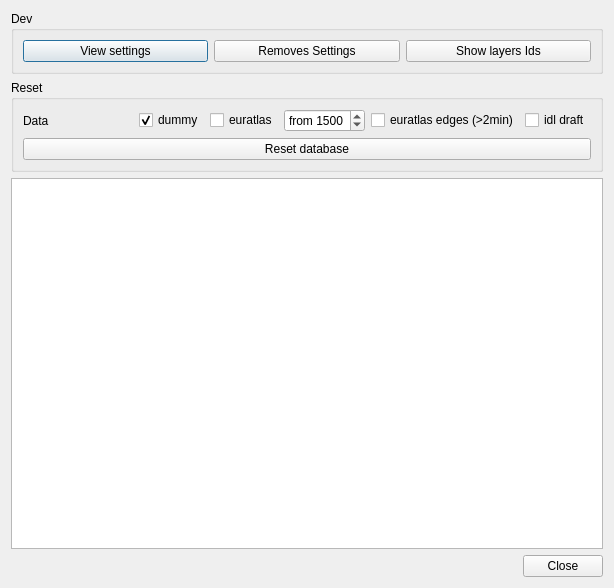
Before: the Qt Designer form ui/debug.ui in dhlab-epfl/GlobalAtlas-qgis, drawn with Qt 5.
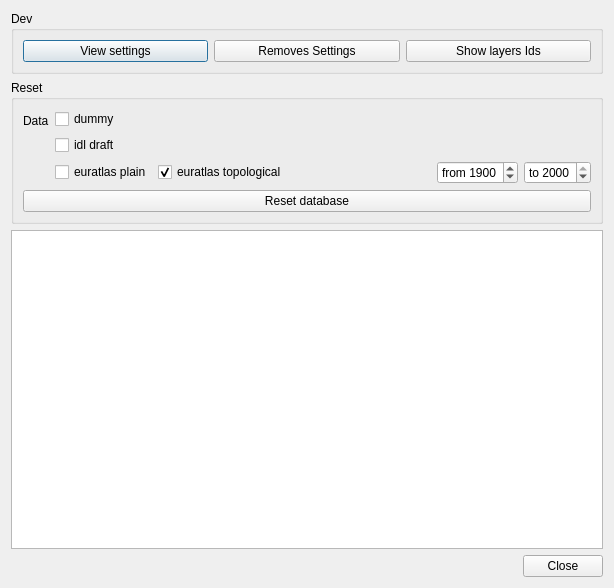
After: the same form once the commit is applied.

Commit message: [imports] params for euratlas edges

```diff
--- a/ui/debug.ui
+++ b/ui/debug.ui
@@ -50,8 +50,70 @@
       <string>Reset</string>
      </property>
      <layout class="QFormLayout" name="formLayout">
+      <item row="1" column="0">
+       <widget class="QLabel" name="label">
+        <property name="text">
+         <string>Data</string>
+        </property>
+       </widget>
+      </item>
+      <item row="4" column="0" colspan="2">
+       <widget class="QPushButton" name="resetButton">
+        <property name="text">
+         <string>Reset database</string>
+        </property>
+       </widget>
+      </item>
       <item row="1" column="1">
-       <layout class="QHBoxLayout" name="horizontalLayout">
+       <layout class="QVBoxLayout" name="verticalLayout_2">
+        <item>
+         <widget class="QCheckBox" name="dummyDataCheckBox">
+          <property name="layoutDirection">
+           <enum>Qt::LeftToRight</enum>
+          </property>
+          <property name="text">
+           <string>dummy</string>
+          </property>
+          <property name="checked">
+           <bool>false</bool>
+          </property>
+         </widget>
+        </item>
+        <item>
+         <widget class="QCheckBox" name="idlDraftDataCheckBox">
+          <property name="layoutDirection">
+           <enum>Qt::LeftToRight</enum>
+          </property>
+          <property name="text">
+           <string>idl draft</string>
+          </property>
+         </widget>
+        </item>
+        <item>
+         <layout class="QHBoxLayout" name="horizontalLayout_3">
+          <item>
+           <widget class="QCheckBox" name="euratlasDataCheckBox">
+            <property name="layoutDirection">
+             <enum>Qt::LeftToRight</enum>
+            </property>
+            <property name="text">
+             <string>euratlas plain</string>
+            </property>
+           </widget>
+          </item>
+          <item>
+           <widget class="QCheckBox" name="euratlasEdgesDataCheckBox">
+            <property name="layoutDirection">
+             <enum>Qt::LeftToRight</enum>
+            </property>
+            <property name="text">
+             <string>euratlas topological</string>
+            </property>
+            <property name="checked">
+             <bool>true</bool>
+            </property>
+           </widget>
+          </item>
         <item>
          <spacer name="horizontalSpacer">
           <property name="orientation">
@@ -65,23 +127,6 @@
           </property>
          </spacer>
         </item>
-        <item>
-         <widget class="QCheckBox" name="dummyDataCheckBox">
-          <property name="text">
-           <string>dummy</string>
-          </property>
-          <property name="checked">
-           <bool>true</bool>
-          </property>
-         </widget>
-        </item>
-        <item>
-         <widget class="QCheckBox" name="euratlasDataCheckBox">
-          <property name="text">
-           <string>euratlas</string>
-          </property>
-         </widget>
-        </item>
         <item>
          <widget class="QSpinBox" name="euratlasFromDateSpinBox">
           <property name="prefix">
@@ -94,39 +139,29 @@
            <number>100</number>
           </property>
           <property name="value">
-           <number>1500</number>
+             <number>1900</number>
           </property>
          </widget>
         </item>
         <item>
-         <widget class="QCheckBox" name="euratlasEdgesDataCheckBox">
-          <property name="text">
-           <string>euratlas edges (&gt;2min)</string>
-          </property>
-         </widget>
-        </item>
-        <item>
-         <widget class="QCheckBox" name="idlDraftDataCheckBox">
-          <property name="text">
-           <string>idl draft</string>
-          </property>
+           <widget class="QSpinBox" name="euratlasToDateSpinBox">
+            <property name="prefix">
+             <string>to </string>
+            </property>
+            <property name="maximum">
+             <number>2000</number>
+            </property>
+            <property name="singleStep">
+             <number>100</number>
+            </property>
+            <property name="value">
+             <number>2000</number>
+            </property>
          </widget>
         </item>
        </layout>
       </item>
-      <item row="1" column="0">
-       <widget class="QLabel" name="label">
-        <property name="text">
-         <string>Data</string>
-        </property>
-       </widget>
-      </item>
-      <item row="2" column="0" colspan="2">
-       <widget class="QPushButton" name="resetButton">
-        <property name="text">
-         <string>Reset database</string>
-        </property>
-       </widget>
+       </layout>
       </item>
      </layout>
     </widget>
```
Lines whose indentation alone changed are shown as unchanged. The commit also changes 3 other files.
